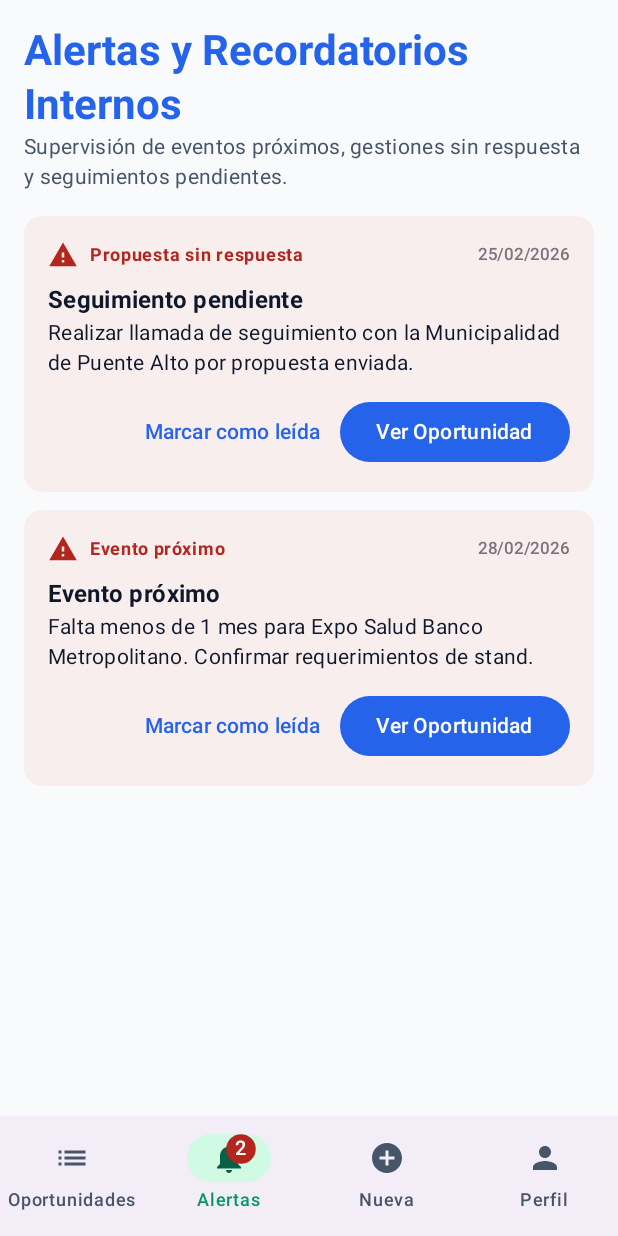
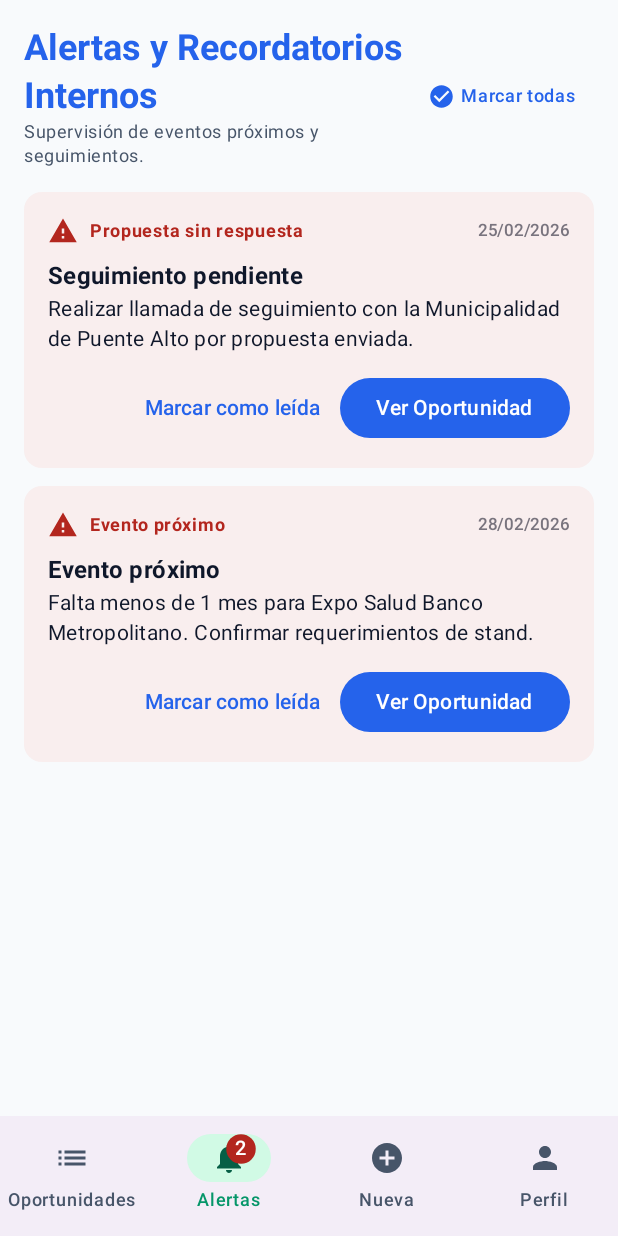
Before and after one commit to nachoarv/avance_clase, an Android app built with Jetpack Compose: the composable MainDashboardApp called with empty values, item 2 of the bottom bar chosen, on a phone screen of 412 x 824 dp. Run offline under Robolectric (Android 15) with nearby library versions, the phone set to English and light mode, and no system bars.

Commit message:
ajustes
asdasdas

```diff
--- a/app/src/main/java/cl/duoc/primer_mvvm/MainActivity.kt
+++ b/app/src/main/java/cl/duoc/primer_mvvm/MainActivity.kt
@@ -275,7 +275,8 @@ fun MainDashboardApp(
                         1 -> AlertasScreen(
                             uiState = uiState,
                             onMarcarLeida = { alertaId -> viewModel.marcarAlertaLeida(alertaId) },
-                            onVerOportunidad = { opId -> viewModel.seleccionarOportunidad(opId) }
+                            onVerOportunidad = { opId -> viewModel.seleccionarOportunidad(opId) },
+                            onMarcarTodasLeidas = { viewModel.marcarTodasAlertasLeidas() }
                         )
                         2 -> NuevaOportunidadScreen(
                             onVolver = { currentNavDestination = 0 },
--- a/app/src/main/java/cl/duoc/primer_mvvm/ui/oportunidades/AlertasScreen.kt
+++ b/app/src/main/java/cl/duoc/primer_mvvm/ui/oportunidades/AlertasScreen.kt
@@ -34,6 +34,7 @@ fun AlertasScreen(
     uiState: OportunidadesUiState,
     onMarcarLeida: (String) -> Unit,
     onVerOportunidad: (String) -> Unit,
+    onMarcarTodasLeidas: (() -> Unit)? = null,
     modifier: Modifier = Modifier
 ) {
     Column(
@@ -41,20 +42,33 @@ fun AlertasScreen(
             .fillMaxSize()
             .padding(16.dp)
     ) {
-        // #aviso_alertas - Encabezado principal de alertas
+        // #aviso_alertas #hu22 - Encabezado principal de alertas con opción de marcar todas leídas
+        Row(
+            modifier = Modifier.fillMaxWidth(),
+            horizontalArrangement = Arrangement.SpaceBetween,
+            verticalAlignment = Alignment.CenterVertically
+        ) {
+            Column(modifier = Modifier.weight(1f)) {
                 Text(
                     text = "Alertas y Recordatorios Internos",
-            style = MaterialTheme.typography.headlineMedium,
+                    style = MaterialTheme.typography.headlineSmall,
                     fontWeight = FontWeight.Bold,
                     color = MaterialTheme.colorScheme.primary
                 )
-
                 Text(
-            text = "Supervisión de eventos próximos, gestiones sin respuesta y seguimientos pendientes.",
-            style = MaterialTheme.typography.bodyMedium,
+                    text = "Supervisión de eventos próximos y seguimientos.",
+                    style = MaterialTheme.typography.bodySmall,
                     color = MaterialTheme.colorScheme.onSurfaceVariant
                 )
-
+            }
+            if (uiState.totalAlertasSinLeer > 0 && onMarcarTodasLeidas != null) {
+                TextButton(onClick = onMarcarTodasLeidas) {
+                    Icon(Icons.Default.CheckCircle, contentDescription = null, modifier = Modifier.size(18.dp))
+                    Spacer(modifier = Modifier.width(4.dp))
+                    Text("Marcar todas", style = MaterialTheme.typography.labelMedium)
+                }
+            }
+        }
         Spacer(modifier = Modifier.height(16.dp))
 
         // #animacion #lista_alertas - Transición animada de la lista de alertas
--- a/app/src/main/java/cl/duoc/primer_mvvm/ui/oportunidades/OportunidadesViewModel.kt
+++ b/app/src/main/java/cl/duoc/primer_mvvm/ui/oportunidades/OportunidadesViewModel.kt
@@ -201,6 +201,11 @@ class OportunidadesViewModel : ViewModel() {
         repository.marcarAlertaLeida(alertaId)
     }
 
+    // #alertas #hu22 - Marca todas las alertas como leídas
+    fun marcarTodasAlertasLeidas() {
+        repository.marcarTodasAlertasLeidas()
+    }
+
     fun registrarResultadoActivacion(
         oportunidadId: String,
         fecha: String,
```
Also changed, not shown: app/src/main/java/cl/duoc/primer_mvvm/data/OportunidadRepository.kt (+7 -0 lines), app/src/main/java/cl/duoc/primer_mvvm/ui/auth/RegistroViewModel.kt (+13 -1 lines). Lines whose indentation alone changed are shown as unchanged.
